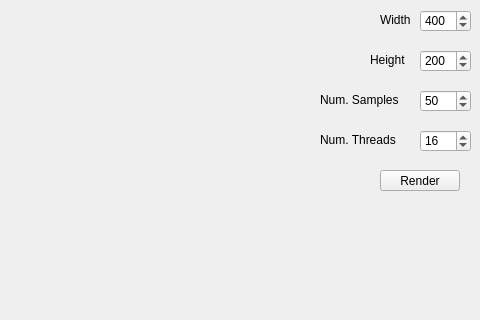
Qt form src/view/MainWindow.ui (Yordrar/thesis-raytracer) before a commit; both pictures show x 320 to 800 and y 0 to 320 of the 800 by 600 pixel window.
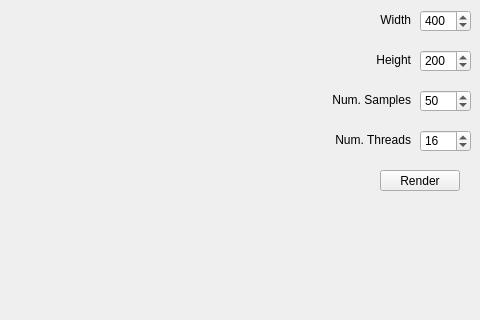
The same form after that commit.

```diff
--- a/src/view/MainWindow.ui
+++ b/src/view/MainWindow.ui
@@ -120,7 +120,7 @@
    <widget class="QLabel" name="width_label">
     <property name="geometry">
      <rect>
-      <x>700</x>
+      <x>690</x>
       <y>10</y>
       <width>41</width>
       <height>20</height>
@@ -129,11 +129,14 @@
     <property name="text">
      <string>Width</string>
     </property>
+    <property name="alignment">
+     <set>Qt::AlignRight|Qt::AlignTrailing|Qt::AlignVCenter</set>
+    </property>
    </widget>
    <widget class="QLabel" name="height_label">
     <property name="geometry">
      <rect>
-      <x>690</x>
+      <x>680</x>
       <y>50</y>
       <width>51</width>
       <height>20</height>
@@ -142,11 +145,14 @@
     <property name="text">
      <string>Height</string>
     </property>
+    <property name="alignment">
+     <set>Qt::AlignRight|Qt::AlignTrailing|Qt::AlignVCenter</set>
+    </property>
    </widget>
    <widget class="QLabel" name="samples_label">
     <property name="geometry">
      <rect>
-      <x>640</x>
+      <x>630</x>
       <y>90</y>
       <width>101</width>
       <height>20</height>
@@ -155,6 +161,9 @@
     <property name="text">
      <string>Num. Samples</string>
     </property>
+    <property name="alignment">
+     <set>Qt::AlignRight|Qt::AlignTrailing|Qt::AlignVCenter</set>
+    </property>
    </widget>
    <widget class="QPushButton" name="render_button">
     <property name="geometry">
@@ -181,6 +190,9 @@
     <property name="text">
      <string>Num. Threads</string>
     </property>
+    <property name="alignment">
+     <set>Qt::AlignRight|Qt::AlignTrailing|Qt::AlignVCenter</set>
+    </property>
    </widget>
    <widget class="QSpinBox" name="threads">
     <property name="geometry">
```
Left out of the diff: 2 changed lines with no effect on the pictures.
